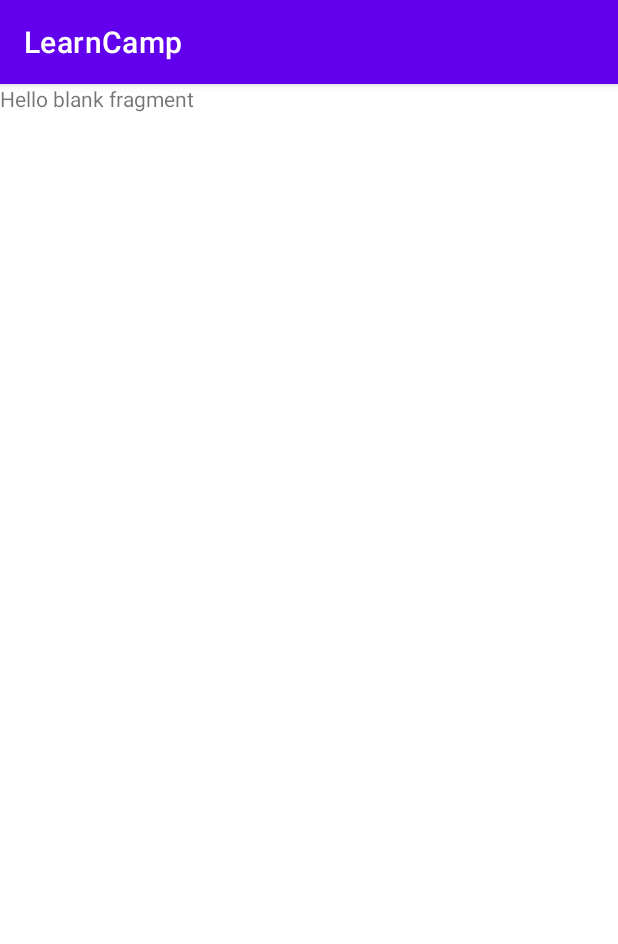
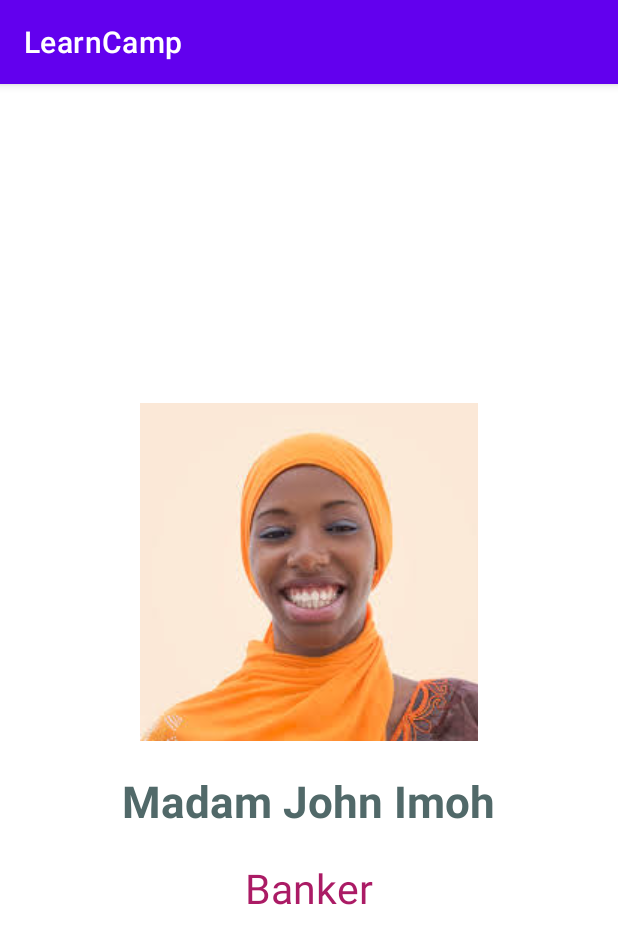
Before and after one commit to andymaking/LearnCamp, an Android app: the fragment ProfileFragment shown on its own in the app's theme, on a phone screen of 412 x 824 dp. Shown: the top 944 px of the screen. Run offline under Robolectric (Android 15) with nearby library versions, the phone set to English and light mode, and no system bars.

Commit message:
profile receive

```diff
--- a/app/src/main/res/layout/fragment_profile.xml
+++ b/app/src/main/res/layout/fragment_profile.xml
@@ -1,14 +1,36 @@
 <?xml version="1.0" encoding="utf-8"?>
-<FrameLayout xmlns:android="http://schemas.android.com/apk/res/android"
+<LinearLayout xmlns:android="http://schemas.android.com/apk/res/android"
+    xmlns:app="http://schemas.android.com/apk/res-auto"
     xmlns:tools="http://schemas.android.com/tools"
     android:layout_width="match_parent"
     android:layout_height="match_parent"
-    tools:context=".ProfileFragment">
+    android:orientation="vertical"
+    tools:context=".ProfileFragment"
+    android:gravity="center">
 
-    <!-- TODO: Update blank fragment layout -->
+
+    <ImageView
+        android:id="@+id/imageView2"
+        android:layout_width="wrap_content"
+        android:layout_height="wrap_content"
+        android:src="@drawable/halima"
+        android:paddingBottom="20dp"/>
+
     <TextView
-        android:layout_width="match_parent"
-        android:layout_height="match_parent"
-        android:text="@string/hello_blank_fragment" />
+        android:id="@+id/names2"
+        android:layout_width="wrap_content"
+        android:layout_height="wrap_content"
+        android:text="Madam John Imoh"
+        android:textSize="29sp"
+        android:textColor="#516969"
+        android:textStyle="bold"/>
 
-</FrameLayout>
+    <TextView
+        android:id="@+id/job2"
+        android:layout_width="wrap_content"
+        android:layout_height="wrap_content"
+        android:text="Banker"
+        android:textSize="27sp"
+        android:textColor="#AB1B65"
+        android:paddingTop="20dp" />
+</LinearLayout>
```
